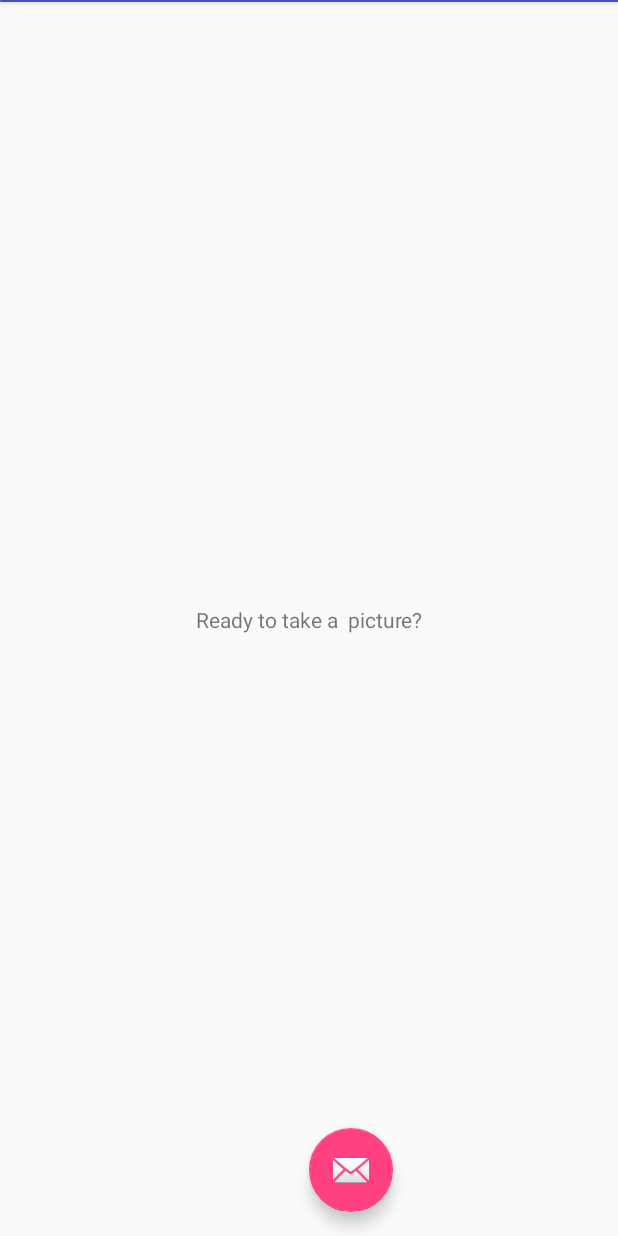
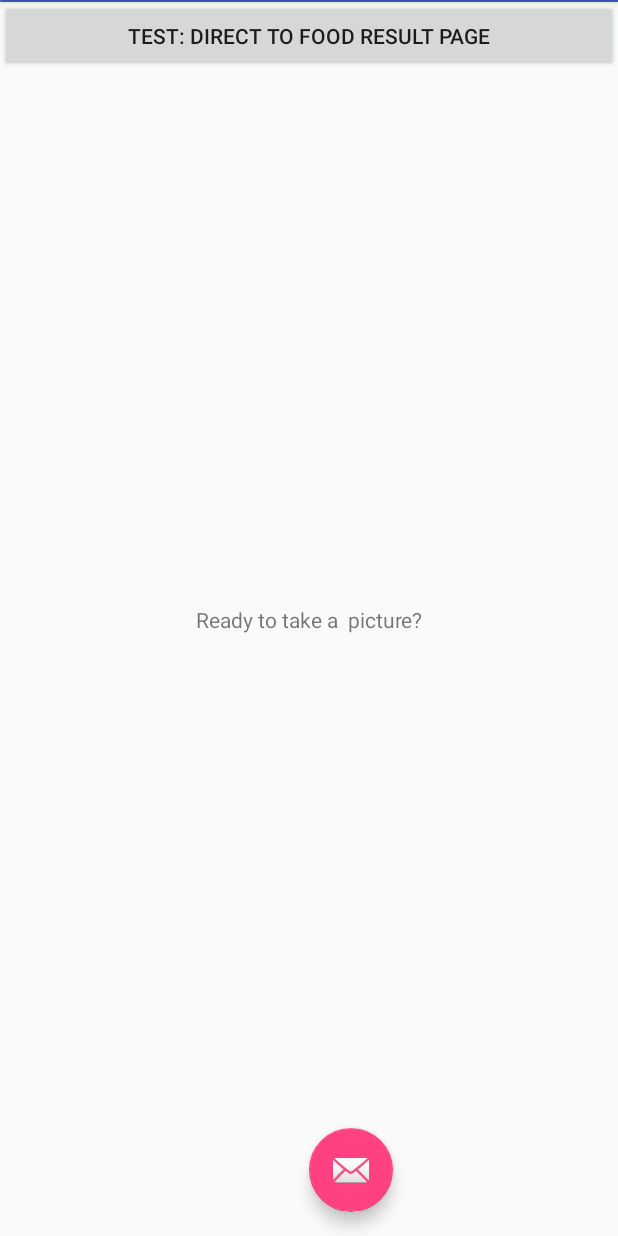
Before and after one commit to Kamran14/ruhacksmay, an Android app: the screen it shows after launch (Main), on a phone screen of 412 x 824 dp. Run offline under Robolectric (Android 15) with nearby library versions, the phone set to English and light mode, and no system bars.

Commit message:
add blank 2nd activity

```diff
--- a/app/myCart/app/src/main/AndroidManifest.xml
+++ b/app/myCart/app/src/main/AndroidManifest.xml
@@ -18,6 +18,11 @@
 
                 <category android:name="android.intent.category.LAUNCHER" />
             </intent-filter>
+        </activity>
+        <activity
+            android:name=".FoodResultsActivity"
+            android:label="@string/app_name"
+            android:theme="@style/Theme.AppCompat.Light">
         </activity>
         <provider
             android:name="android.support.v4.content.FileProvider"
--- a/app/myCart/app/src/main/java/com/ruhacks/mycart/Main.java
+++ b/app/myCart/app/src/main/java/com/ruhacks/mycart/Main.java
@@ -27,6 +27,7 @@ import android.view.View;
 import android.view.Menu;
 import android.view.MenuItem;
 import android.hardware.camera2.*;
+import android.widget.Button;
 import android.widget.ImageView;
 import android.widget.Toast;
 import java.io.File;
@@ -57,6 +58,7 @@ public class Main extends AppCompatActivity {
         StrictMode.setVmPolicy(newbuilder.build());
         FloatingActionButton fab = (FloatingActionButton) findViewById(R.id.fab);
         File myFolder = new File(Environment.getExternalStorageDirectory() + "/myCart/");
+        Button testButton = (Button) findViewById(R.id.testButton);
         boolean success = true;
         if(!myFolder.exists()){
             success = myFolder.mkdir();
@@ -74,6 +76,12 @@ public class Main extends AppCompatActivity {
                     cameraIntent.putExtra(MediaStore.EXTRA_OUTPUT, saveImage);
                     startActivityForResult(cameraIntent, CAMERA_REQUEST);
                 }
+            }
+        });
+        testButton.setOnClickListener(new View.OnClickListener() {
+            @Override
+            public void onClick(View view) {
+                launchFoodResultsActivity();
             }
         });
     }
@@ -117,4 +125,9 @@ public class Main extends AppCompatActivity {
 
         return super.onOptionsItemSelected(item);
     }
+
+    private void launchFoodResultsActivity(){
+        Intent intent = new Intent(this, FoodResultsActivity.class);
+        startActivity(intent);
+    }
 }
--- a/app/myCart/app/src/main/res/layout/activity_main.xml
+++ b/app/myCart/app/src/main/res/layout/activity_main.xml
@@ -33,4 +33,10 @@
         app:layout_anchorGravity="bottom|center"
         app:srcCompat="@android:drawable/ic_dialog_email" />
 
+    <Button
+        android:id="@+id/testButton"
+        android:layout_width="match_parent"
+        android:layout_height="wrap_content"
+        android:text="Test: direct to food result page" />
+
 </android.support.design.widget.CoordinatorLayout>
```
Also changed, not shown: app/myCart/app/src/main/java/com/ruhacks/mycart/FoodResultsActivity.java (added, +15 -0 lines), app/myCart/app/src/main/res/layout/food_result_activity.xml (added, +14 -0 lines).
